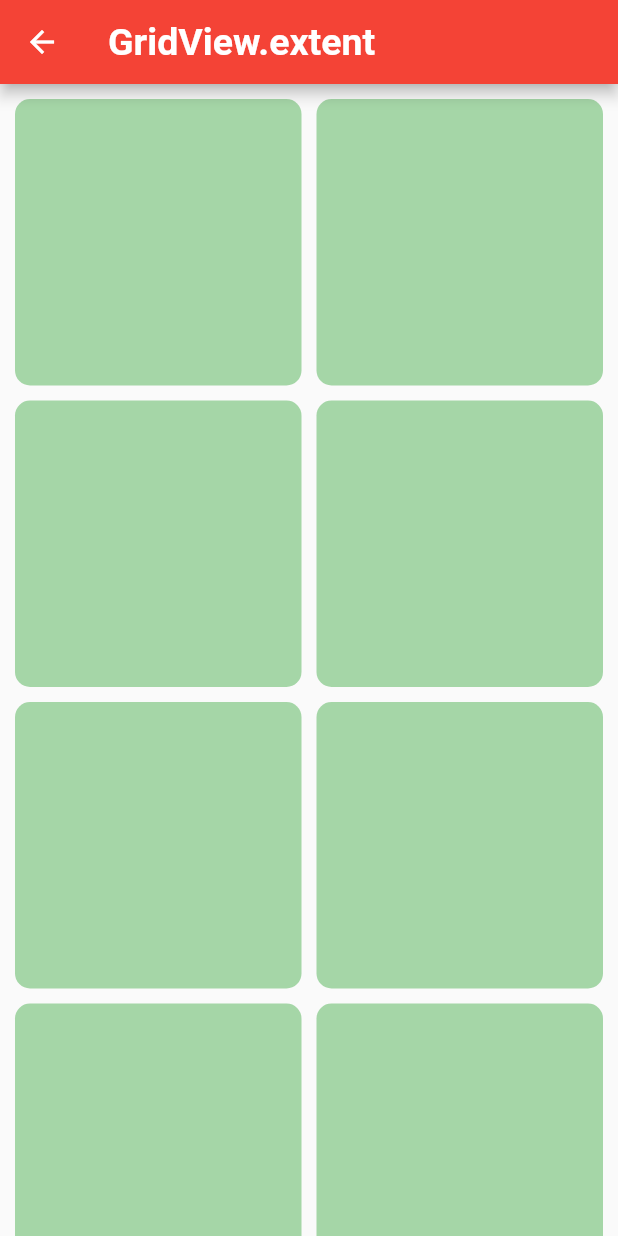
After one commit to ChandravirRaj/lodhi_info_tech, a Flutter app: the GridViewTypes screen opened directly, after a tap on "GridView.extent", on a phone screen of 412 x 824 dp. The commit adds this screen. Run offline on Flutter 3.47's test engine with Material 2 defaults, Android fonts, the phone set to English and light mode, and no system bars; our stand-ins replace email_validator.

Commit message:
add GridView with count and extent

```diff
--- /dev/null
+++ b/lib/practice/grid/tut_gridview_extent.dart
@@ -0,0 +1,173 @@
+import 'package:flutter/gestures.dart';
+import 'package:flutter/material.dart';
+import 'package:lodhi_info_tech/utils/util.dart';
+
+class GirdViewWithExtent extends StatefulWidget {
+  const GirdViewWithExtent({super.key});
+
+  @override
+  State<GirdViewWithExtent> createState() => _GirdViewWithExtentState();
+}
+
+class _GirdViewWithExtentState extends State<GirdViewWithExtent> {
+  @override
+  Widget build(BuildContext context) {
+    return Scaffold(
+      appBar: AppBar(
+        title: Text(
+          "GridView.extent",
+          style: Util.headerTitleTextStyle(textColor: Colors.white,fontSize: 25),
+        ),
+      ),
+      body: Container(
+        width: double.infinity,
+        child: GridView.extent(
+          maxCrossAxisExtent: 200,
+          mainAxisSpacing: 10,
+          crossAxisSpacing: 10,
+          padding: EdgeInsets.all(10),
+
+          children: [
+            Container(
+              decoration: BoxDecoration(
+                color: Colors.green.shade200,
+                shape: BoxShape.rectangle,
+                borderRadius:
+                const BorderRadius.all(Radius.circular(10.0)),
+              ),
+            ),
+            Container(
+              decoration: BoxDecoration(
+                color: Colors.green.shade200,
+                shape: BoxShape.rectangle,
+                borderRadius:
+                const BorderRadius.all(Radius.circular(10.0)),
+              ),
+            ),
+            Container(
+              decoration: BoxDecoration(
+                color: Colors.green.shade200,
+                shape: BoxShape.rectangle,
+                borderRadius:
+                const BorderRadius.all(Radius.circular(10.0)),
+              ),
+            ),
+            Container(
+              decoration: BoxDecoration(
+                color: Colors.green.shade200,
+                shape: BoxShape.rectangle,
+                borderRadius:
+                const BorderRadius.all(Radius.circular(10.0)),
+              ),
+            ),
+            Container(
+              decoration: BoxDecoration(
+                color: Colors.green.shade200,
+                shape: BoxShape.rectangle,
+                borderRadius:
+                const BorderRadius.all(Radius.circular(10.0)),
+              ),
+            ),
+            Container(
+              decoration: BoxDecoration(
+                color: Colors.green.shade200,
+                shape: BoxShape.rectangle,
+                borderRadius:
+                const BorderRadius.all(Radius.circular(10.0)),
+              ),
+            ),
+            Container(
+              decoration: BoxDecoration(
+                color: Colors.green.shade200,
+                shape: BoxShape.rectangle,
+                borderRadius:
+                const BorderRadius.all(Radius.circular(10.0)),
+              ),
+            ),
+            Container(
+              decoration: BoxDecoration(
+                color: Colors.green.shade200,
+                shape: BoxShape.rectangle,
+                borderRadius:
+                const BorderRadius.all(Radius.circular(10.0)),
+              ),
+            ),
+            Container(
+              decoration: BoxDecoration(
+                color: Colors.green.shade200,
+                shape: BoxShape.rectangle,
+                borderRadius:
+                const BorderRadius.all(Radius.circular(10.0)),
+              ),
+            ),
+            Container(
+              decoration: BoxDecoration(
+                color: Colors.green.shade200,
+                shape: BoxShape.rectangle,
+                borderRadius:
+                const BorderRadius.all(Radius.circular(10.0)),
+              ),
+            ),
+
+            Container(
+              decoration: BoxDecoration(
+                color: Colors.green.shade200,
+                shape: BoxShape.rectangle,
+                borderRadius:
+                const BorderRadius.all(Radius.circular(10.0)),
+              ),
+            ),
+            Container(
+              decoration: BoxDecoration(
+                color: Colors.green.shade200,
+                shape: BoxShape.rectangle,
+                borderRadius:
+                const BorderRadius.all(Radius.circular(10.0)),
+              ),
+            ),
+            Container(
+              decoration: BoxDecoration(
+                color: Colors.green.shade200,
+                shape: BoxShape.rectangle,
+                borderRadius:
+                const BorderRadius.all(Radius.circular(10.0)),
+              ),
+            ),
+            Container(
+              decoration: BoxDecoration(
+                color: Colors.green.shade200,
+                shape: BoxShape.rectangle,
+                borderRadius:
+                const BorderRadius.all(Radius.circular(10.0)),
+              ),
+            ),
+            Container(
+              decoration: BoxDecoration(
+                color: Colors.green.shade200,
+                shape: BoxShape.rectangle,
+                borderRadius:
+                const BorderRadius.all(Radius.circular(10.0)),
+              ),
+            ),
+            Container(
+              decoration: BoxDecoration(
+                color: Colors.green.shade200,
+                shape: BoxShape.rectangle,
+                borderRadius:
+                const BorderRadius.all(Radius.circular(10.0)),
+              ),
+            ),
+            Container(
+              decoration: BoxDecoration(
+                color: Colors.green.shade200,
+                shape: BoxShape.rectangle,
+                borderRadius:
+                const BorderRadius.all(Radius.circular(10.0)),
+              ),
+            ),
+          ],
+        ),
+      ),
+    );
+  }
+}
--- /dev/null
+++ b/lib/practice/tut_gridview_types.dart
@@ -0,0 +1,297 @@
+import 'package:flutter/gestures.dart';
+import 'package:flutter/material.dart';
+import 'package:lodhi_info_tech/practice/grid/tut_gridview_extent.dart';
+import 'package:lodhi_info_tech/utils/util.dart';
+
+import 'grid/tut_gridview_count.dart';
+
+class GridViewTypes extends StatefulWidget {
+  const GridViewTypes({super.key});
+
+  @override
+  State<GridViewTypes> createState() => _GridViewTypesState();
+}
+
+class _GridViewTypesState extends State<GridViewTypes> {
+  @override
+  Widget build(BuildContext context) {
+    return Scaffold(
+      body: Container(
+        width: double.infinity,
+        color: Colors.lightGreen.shade100,
+        child: Column(
+          children: [
+            Container(
+              height: 90,
+              color: Colors.lightGreen,
+              child: Center(
+                child: Padding(
+                  padding: const EdgeInsets.only(top: 20),
+                  child: Text(
+                    "GridView Types",
+                    style: Util.headerTitleTextStyle(
+                        textColor: Colors.white, fontSize: 25),
+                  ),
+                ),
+              ),
+            ),
+            Expanded(
+              child: SingleChildScrollView(
+                child: Column(
+                  children: [
+                    Padding(
+                      padding: const EdgeInsets.all(20.0),
+                      child: InkWell(
+                        onTap: () {
+                          _moveToCount();
+                        },
+                        child: Container(
+                          width: double.infinity,
+                          decoration: BoxDecoration(
+                            color: Colors.white,
+                            shape: BoxShape.rectangle,
+                            border: Border.all(width: 3, color: Colors.white),
+                            borderRadius:
+                            const BorderRadius.all(Radius.circular(10.0)),
+                          ),
+                          child: Column(
+                            children: [
+                              Padding(
+                                padding: const EdgeInsets.only(top: 10),
+                                child: Text(
+                                  "GridView.count",
+                                  style: Util.headerTitleTextStyle(
+                                      textColor: Colors.black87, fontSize: 25),
+                                ),
+                              ),
+                              Padding(
+                                padding: const EdgeInsets.all(10),
+                                child: Text(
+                                  "GridView.count, which creates a layout with a fixed number of tiles in the cross axis,",
+                                  style: Util.regularTextStyle(
+                                      textColor: Colors.black87, fontSize: 21),
+                                ),
+                              ),
+                              Padding(
+                                padding: const EdgeInsets.all(10.0),
+                                child: RichText(
+                                  text: TextSpan(
+                                    children: [
+                                      TextSpan(
+                                        text: 'https://api.flutter.dev/flutter/widgets/GridView/GridView.count.html',
+                                        style: Util.regularTextStyle(
+                                            textColor: Colors.blue,
+                                            fontSize: 20),
+                                        recognizer: TapGestureRecognizer()
+                                          ..onTap = () {
+                                            // Util.launchURL("https://api.flutter.dev/flutter/widgets/GridView/GridView.count.html");
+                                          },
+                                      ),
+                                    ],
+                                  ),
+                                ),
+                              ),
+                            ],
+                          ),
+                        ),
+                      ),
+                    ),
+                    Padding(
+                      padding: const EdgeInsets.all(20.0),
+                      child: InkWell(
+                        onTap: () {
+                          _moveToExtent();
+                        },
+                        child: Container(
+                          width: double.infinity,
+                          decoration: BoxDecoration(
+                            color: Colors.white,
+                            shape: BoxShape.rectangle,
+                            border: Border.all(width: 3, color: Colors.white),
+                            borderRadius:
+                            const BorderRadius.all(Radius.circular(10.0)),
+                          ),
+                          child: Column(
+                            children: [
+                              Padding(
+                                padding: const EdgeInsets.only(top: 10),
+                                child: Text(
+                                  "GridView.extent",
+                                  style: Util.headerTitleTextStyle(
+                                      textColor: Colors.black87, fontSize: 25),
+                                ),
+                              ),
+                              Padding(
+                                padding: const EdgeInsets.all(10),
+                                child: Text(
+                                  "GridView.extent, which creates a layout with tiles that have a maximum cross-axis extent",
+                                  style: Util.regularTextStyle(
+                                      textColor: Colors.black87, fontSize: 21),
+                                ),
+                              ),
+                              Padding(
+                                padding: const EdgeInsets.all(10.0),
+                                child: RichText(
+                                  text: TextSpan(
+                                    children: [
+                                      TextSpan(
+                                        text: 'https://api.flutter.dev/flutter/widgets/GridView/GridView.extent.html',
+                                        style: Util.regularTextStyle(
+                                            textColor: Colors.blue,
+                                            fontSize: 20),
+                                        recognizer: TapGestureRecognizer()
+                                          ..onTap = () {
+                                            // Util.launchURL("https://api.flutter.dev/flutter/widgets/GridView/GridView.count.html");
+                                          },
+                                      ),
+                                    ],
+                                  ),
+                                ),
+                              ),
+                            ],
+                          ),
+                        ),
+                      ),
+                    ),
+                    Padding(
+                      padding: const EdgeInsets.all(20.0),
+                      child: InkWell(
+                        onTap: () {
+                          _moveToBuilder();
+                        },
+                        child: Container(
+                          width: double.infinity,
+                          decoration: BoxDecoration(
+                            color: Colors.white,
+                            shape: BoxShape.rectangle,
+                            border: Border.all(width: 3, color: Colors.white),
+                            borderRadius:
+                            const BorderRadius.all(Radius.circular(10.0)),
+                          ),
+                          child: Column(
+                            children: [
+                              Padding(
+                                padding: const EdgeInsets.only(top: 10),
+                                child: Text(
+                                  "GridView.builder",
+                                  style: Util.headerTitleTextStyle(
+                                      textColor: Colors.black87, fontSize: 25),
+                                ),
+                              ),
+                              Padding(
+                                padding: const EdgeInsets.all(10),
+                                child: Text(
+                                  "To create a grid with a large (or infinite) number of children, use the GridView.builder constructor with either a SliverGridDelegateWithFixedCrossAxisCount or a SliverGridDelegateWithMaxCrossAxisExtent for the gridDelegate.",
+                                  style: Util.regularTextStyle(
+                                      textColor: Colors.black87, fontSize: 21),
+                                ),
+                              ),
+                              Padding(
+                                padding: const EdgeInsets.all(10.0),
+                                child: RichText(
+                                  text: TextSpan(
+                                    children: [
+                                      TextSpan(
+                                        text: 'https://api.flutter.dev/flutter/widgets/GridView/GridView.builder.html',
+                                        style: Util.regularTextStyle(
+                                            textColor: Colors.blue,
+                                            fontSize: 20),
+                                        recognizer: TapGestureRecognizer()
+                                          ..onTap = () {
+                                            // Util.launchURL("https://api.flutter.dev/flutter/widgets/GridView/GridView.count.html");
+                                          },
+                                      ),
+                                    ],
+                                  ),
+                                ),
+                              ),
+                            ],
+                          ),
+                        ),
+                      ),
+                    ),
+                    Padding(
+                      padding: const EdgeInsets.all(20.0),
+                      child: InkWell(
+                        onTap: () {
+
+                        },
+                        child: Container(
+                          width: double.infinity,
+                          decoration: BoxDecoration(
+                            color: Colors.white,
+                            shape: BoxShape.rectangle,
+                            border: Border.all(width: 3, color: Colors.white),
+                            borderRadius:
+                            const BorderRadius.all(Radius.circular(10.0)),
+                          ),
+                          child: Column(
+                            children: [
+                              Padding(
+                                padding: const EdgeInsets.only(top: 10),
+                                child: Text(
+                                  "GridView.custom",
+                                  style: Util.headerTitleTextStyle(
+                                      textColor: Colors.black87, fontSize: 25),
+                                ),
+                              ),
+                              Padding(
+                                padding: const EdgeInsets.all(10),
+                                child: Text(
+                                  "To use a custom SliverChildDelegate, use GridView.custom.",
+                                  style: Util.regularTextStyle(
+                                      textColor: Colors.black87, fontSize: 21),
+                                ),
+                              ),
+                              Padding(
+                                padding: const EdgeInsets.all(10.0),
+                                child: RichText(
+                                  text: TextSpan(
+                                    children: [
+                                      TextSpan(
+                                        text: 'https://api.flutter.dev/flutter/widgets/GridView/GridView.custom.html',
+                                        style: Util.regularTextStyle(
+                                            textColor: Colors.blue,
+                                            fontSize: 20),
+                                        recognizer: TapGestureRecognizer()
+                                          ..onTap = () {
+                                            // Util.launchURL("https://api.flutter.dev/flutter/widgets/GridView/GridView.count.html");
+                                          },
+                                      ),
+                                    ],
+                                  ),
+                                ),
+                              ),
+                            ],
+                          ),
+                        ),
+                      ),
+                    ),
+                  ],
+                ),
+              ),
+            )
+          ],
+        ),
+      ),
+    );
+  }
+
+  void _moveToCount() {
+    Navigator.push(context, MaterialPageRoute(builder: (context) {
+      return const GirdViewWithCount();
+    }));
+  }
+
+  void _moveToExtent() {
+    Navigator.push(context, MaterialPageRoute(builder: (context) {
+      return const GirdViewWithExtent();
+    }));
+  }
+
+  void _moveToBuilder() {
+    Navigator.push(context, MaterialPageRoute(builder: (context) {
+      return const GridViewTypes();
+    }));
+  }
+}
--- a/lib/utils/constants.dart
+++ b/lib/utils/constants.dart
@@ -15,7 +15,7 @@ class Constants{
   static const String hintEnterEmailAddress = "Enter email address";
   static const String hintEnterPassword = "Enter your password";
 
-  //---------------------------Error Messages-------------------------------------------
+  //---------------------------Error Messages-----------------------------------
   static const String errorMessageEnterValidEmail = "Please enter valid email";
   static const String errorMessageEnterEmail = "Please enter email";
   static const String errorMessagePasswordEmpty = "Please enter password";
```
Also changed, not shown: lib/home/home_screen.dart (+14 -11 lines), lib/practice/grid/tut_gridview_count.dart (added, +150 -0 lines), lib/practice/tut_text_input.dart (+21 -2 lines), lib/utils/util.dart (+7 -0 lines), 1 other file.
